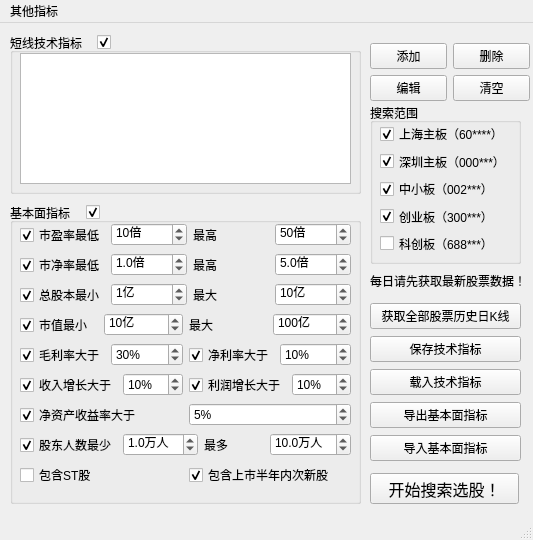
The window that QtDesign/StockFinder.ui (victor647/QuantumStockTrade) describes before a commit, drawn with Qt 5.
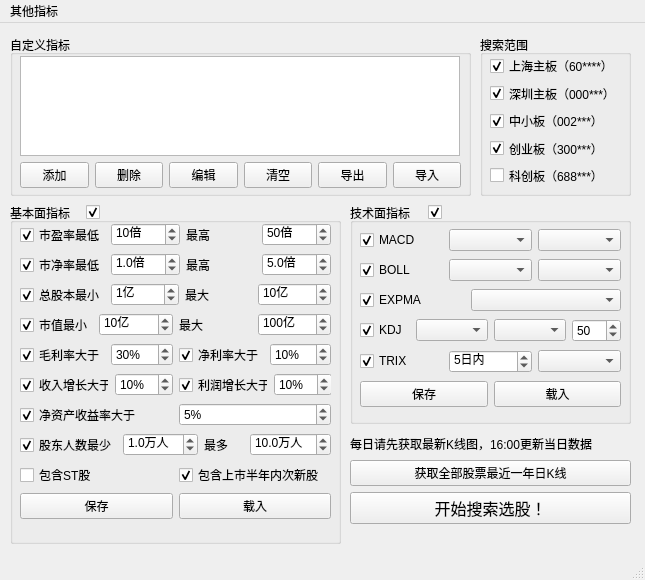
The same window after the commit.

Commit message: 增加技术指标

Diff of the .ui file:
```diff
--- a/QtDesign/StockFinder.ui
+++ b/QtDesign/StockFinder.ui
@@ -6,8 +6,8 @@
    <rect>
     <x>0</x>
     <y>0</y>
-    <width>533</width>
-    <height>540</height>
+    <width>645</width>
+    <height>580</height>
    </rect>
   </property>
   <property name="windowTitle">
@@ -17,8 +17,8 @@
    <widget class="QGroupBox" name="grpSearchRange">
     <property name="geometry">
      <rect>
-      <x>370</x>
-      <y>80</y>
+      <x>480</x>
+      <y>12</y>
       <width>151</width>
       <height>161</height>
      </rect>
@@ -131,15 +131,15 @@
      </layout>
     </widget>
    </widget>
-   <widget class="QGroupBox" name="grpTechnicalIndex">
+   <widget class="QGroupBox" name="grpCustomCriterias">
     <property name="enabled">
      <bool>true</bool>
     </property>
     <property name="geometry">
      <rect>
       <x>10</x>
-      <y>10</y>
-      <width>351</width>
+      <y>12</y>
+      <width>461</width>
       <height>161</height>
      </rect>
     </property>
@@ -150,26 +150,92 @@
      </font>
     </property>
     <property name="title">
-     <string>短线技术指标</string>
+     <string>自定义指标</string>
     </property>
     <widget class="QListWidget" name="lstCriteriaItems">
      <property name="geometry">
       <rect>
        <x>10</x>
-       <y>20</y>
-       <width>331</width>
-       <height>131</height>
+       <y>21</y>
+       <width>440</width>
+       <height>100</height>
       </rect>
      </property>
     </widget>
+    <widget class="QWidget" name="layoutWidget">
+     <property name="geometry">
+      <rect>
+       <x>10</x>
+       <y>127</y>
+       <width>441</width>
+       <height>27</height>
+      </rect>
+     </property>
+     <layout class="QHBoxLayout" name="horizontalLayout">
+      <item>
+       <widget class="QPushButton" name="btnAddCriteria">
+        <property name="text">
+         <string>添加</string>
+        </property>
+       </widget>
+      </item>
+      <item>
+       <widget class="QPushButton" name="btnRemoveCriteria">
+        <property name="text">
+         <string>删除</string>
+        </property>
+       </widget>
+      </item>
+      <item>
+       <widget class="QPushButton" name="btnEditCriteria">
+        <property name="text">
+         <string>编辑</string>
+        </property>
+       </widget>
+      </item>
+      <item>
+       <widget class="QPushButton" name="btnResetCriteria">
+        <property name="text">
+         <string>清空</string>
+        </property>
+       </widget>
+      </item>
+      <item>
+       <widget class="QPushButton" name="btnExportCustomConfig">
+        <property name="font">
+         <font>
+          <family>Microsoft YaHei UI</family>
+          <pointsize>9</pointsize>
+         </font>
+        </property>
+        <property name="text">
+         <string>导出</string>
+        </property>
+       </widget>
+      </item>
+      <item>
+       <widget class="QPushButton" name="btnImportCustomConfig">
+        <property name="font">
+         <font>
+          <family>Microsoft YaHei UI</family>
+          <pointsize>9</pointsize>
+         </font>
+        </property>
+        <property name="text">
+         <string>导入</string>
+        </property>
+       </widget>
+      </item>
+     </layout>
+    </widget>
    </widget>
-   <widget class="QGroupBox" name="grpCompanyInfo">
+   <widget class="QGroupBox" name="grpBasicCriterias">
     <property name="geometry">
      <rect>
       <x>10</x>
       <y>180</y>
-      <width>351</width>
-      <height>301</height>
+      <width>331</width>
+      <height>341</height>
      </rect>
     </property>
     <property name="font">
@@ -186,8 +252,8 @@
       <rect>
        <x>10</x>
        <y>20</y>
-       <width>331</width>
-       <height>273</height>
+       <width>311</width>
+       <height>306</height>
       </rect>
      </property>
      <property name="font">
@@ -816,63 +882,311 @@
         </item>
        </layout>
       </item>
+      <item>
+       <layout class="QHBoxLayout" name="horizontalLayout_16">
+        <item>
+         <widget class="QPushButton" name="btnExportBasicConfig">
+          <property name="font">
+           <font>
+            <family>Microsoft YaHei UI</family>
+            <pointsize>9</pointsize>
+           </font>
+          </property>
+          <property name="text">
+           <string>保存</string>
+          </property>
+         </widget>
+        </item>
+        <item>
+         <widget class="QPushButton" name="btnImportBasicConfig">
+          <property name="font">
+           <font>
+            <family>Microsoft YaHei UI</family>
+            <pointsize>9</pointsize>
+           </font>
+          </property>
+          <property name="text">
+           <string>载入</string>
+          </property>
+         </widget>
+        </item>
+       </layout>
+      </item>
      </layout>
     </widget>
+    <widget class="QCheckBox" name="cbxBasicCriteriasEnabled">
+     <property name="geometry">
+      <rect>
+       <x>76</x>
+       <y>1</y>
+       <width>21</width>
+       <height>16</height>
+      </rect>
+     </property>
+     <property name="font">
+      <font>
+       <family>Microsoft YaHei UI</family>
+       <pointsize>9</pointsize>
+      </font>
+     </property>
+     <property name="text">
+      <string/>
+     </property>
+     <property name="checked">
+      <bool>true</bool>
+     </property>
+    </widget>
    </widget>
-   <widget class="QCheckBox" name="cbxTechnicalIndexEnabled">
+   <widget class="QGroupBox" name="grpTechnicalCriterias">
     <property name="geometry">
      <rect>
-      <x>97</x>
-      <y>11</y>
-      <width>21</width>
-      <height>16</height>
+      <x>350</x>
+      <y>180</y>
+      <width>281</width>
+      <height>221</height>
      </rect>
     </property>
     <property name="font">
      <font>
       <family>Microsoft YaHei UI</family>
-      <pointsize>9</pointsize>
      </font>
     </property>
-    <property name="text">
-     <string/>
+    <property name="title">
+     <string>技术面指标</string>
     </property>
-    <property name="checked">
-     <bool>true</bool>
-    </property>
+    <widget class="QWidget" name="">
+     <property name="geometry">
+      <rect>
+       <x>10</x>
+       <y>24</y>
+       <width>261</width>
+       <height>184</height>
+      </rect>
+     </property>
+     <layout class="QVBoxLayout" name="verticalLayout_4">
+      <item>
+       <layout class="QHBoxLayout" name="horizontalLayout_11">
+        <item>
+         <widget class="QCheckBox" name="cbxMacdEnabled">
+          <property name="text">
+           <string>MACD</string>
+          </property>
+          <property name="checked">
+           <bool>true</bool>
+          </property>
+         </widget>
+        </item>
+        <item>
+         <widget class="QComboBox" name="cbbMacdPosition"/>
+        </item>
+        <item>
+         <widget class="QComboBox" name="cbbMacdBehaviour"/>
+        </item>
+       </layout>
+      </item>
+      <item>
+       <layout class="QHBoxLayout" name="horizontalLayout_12">
+        <item>
+         <widget class="QCheckBox" name="cbxBollEnabled">
+          <property name="text">
+           <string>BOLL</string>
+          </property>
+          <property name="checked">
+           <bool>true</bool>
+          </property>
+         </widget>
+        </item>
+        <item>
+         <widget class="QComboBox" name="cbbBollBehaviour"/>
+        </item>
+        <item>
+         <widget class="QComboBox" name="cbbBollTrack"/>
+        </item>
+       </layout>
+      </item>
+      <item>
+       <layout class="QHBoxLayout" name="horizontalLayout_13">
+        <item>
+         <widget class="QCheckBox" name="cbxExpmaEnabled">
+          <property name="text">
+           <string>EXPMA</string>
+          </property>
+          <property name="checked">
+           <bool>true</bool>
+          </property>
+         </widget>
+        </item>
+        <item>
+         <widget class="QComboBox" name="cbbExpmaBehaviour">
+          <property name="minimumSize">
+           <size>
+            <width>150</width>
+            <height>0</height>
+           </size>
+          </property>
+         </widget>
+        </item>
+       </layout>
+      </item>
+      <item>
+       <layout class="QHBoxLayout" name="horizontalLayout_14">
+        <item>
+         <widget class="QCheckBox" name="cbxKdjEnabled">
+          <property name="text">
+           <string>KDJ</string>
+          </property>
+          <property name="checked">
+           <bool>true</bool>
+          </property>
+         </widget>
+        </item>
+        <item>
+         <widget class="QComboBox" name="cbbKdjItem"/>
+        </item>
+        <item>
+         <widget class="QComboBox" name="cbbKdjBehaviour"/>
+        </item>
+        <item>
+         <widget class="QSpinBox" name="spbKdjThreshold">
+          <property name="font">
+           <font>
+            <family>Microsoft YaHei UI</family>
+            <pointsize>9</pointsize>
+           </font>
+          </property>
+          <property name="suffix">
+           <string/>
+          </property>
+          <property name="minimum">
+           <number>0</number>
+          </property>
+          <property name="maximum">
+           <number>100</number>
+          </property>
+          <property name="value">
+           <number>50</number>
+          </property>
+         </widget>
+        </item>
+       </layout>
+      </item>
+      <item>
+       <layout class="QHBoxLayout" name="horizontalLayout_15">
+        <item>
+         <widget class="QCheckBox" name="cbxTrixEnabled">
+          <property name="text">
+           <string>TRIX</string>
+          </property>
+          <property name="checked">
+           <bool>true</bool>
+          </property>
+         </widget>
+        </item>
+        <item>
+         <widget class="QSpinBox" name="spbTrixPeriod">
+          <property name="font">
+           <font>
+            <family>Microsoft YaHei UI</family>
+            <pointsize>9</pointsize>
+           </font>
+          </property>
+          <property name="suffix">
+           <string>日内</string>
+          </property>
+          <property name="minimum">
+           <number>1</number>
+          </property>
+          <property name="maximum">
+           <number>10</number>
+          </property>
+          <property name="value">
+           <number>5</number>
+          </property>
+         </widget>
+        </item>
+        <item>
+         <widget class="QComboBox" name="cbbTrixBehaviour"/>
+        </item>
+       </layout>
+      </item>
+      <item>
+       <layout class="QHBoxLayout" name="horizontalLayout_17">
+        <item>
+         <widget class="QPushButton" name="btnExportTechnicalConfig">
+          <property name="font">
+           <font>
+            <family>Microsoft YaHei UI</family>
+            <pointsize>9</pointsize>
+           </font>
+          </property>
+          <property name="text">
+           <string>保存</string>
+          </property>
+         </widget>
+        </item>
+        <item>
+         <widget class="QPushButton" name="btnImportTechnicalConfig">
+          <property name="font">
+           <font>
+            <family>Microsoft YaHei UI</family>
+            <pointsize>9</pointsize>
+           </font>
+          </property>
+          <property name="text">
+           <string>载入</string>
+          </property>
+         </widget>
+        </item>
+       </layout>
+      </item>
+     </layout>
+    </widget>
+    <widget class="QCheckBox" name="cbxTechnicalCriteriasEnabled">
+     <property name="geometry">
+      <rect>
+       <x>78</x>
+       <y>1</y>
+       <width>21</width>
+       <height>16</height>
+      </rect>
+     </property>
+     <property name="font">
+      <font>
+       <family>Microsoft YaHei UI</family>
+       <pointsize>9</pointsize>
+      </font>
+     </property>
+     <property name="text">
+      <string/>
+     </property>
+     <property name="checked">
+      <bool>true</bool>
+     </property>
+    </widget>
    </widget>
-   <widget class="QCheckBox" name="cbxCompanyInfoEnabled">
+   <widget class="QWidget" name="">
     <property name="geometry">
      <rect>
-      <x>86</x>
-      <y>181</y>
-      <width>21</width>
-      <height>16</height>
-     </rect>
-    </property>
-    <property name="font">
-     <font>
-      <family>Microsoft YaHei UI</family>
-      <pointsize>9</pointsize>
-     </font>
-    </property>
-    <property name="text">
-     <string/>
-    </property>
-    <property name="checked">
-     <bool>true</bool>
-    </property>
-   </widget>
-   <widget class="QWidget" name="layoutWidget">
-    <property name="geometry">
-     <rect>
-      <x>370</x>
-      <y>279</y>
-      <width>151</width>
-      <height>161</height>
+      <x>350</x>
+      <y>410</y>
+      <width>281</width>
+      <height>91</height>
      </rect>
     </property>
     <layout class="QVBoxLayout" name="verticalLayout">
+     <item>
+      <widget class="QLabel" name="lblGetStockReminder">
+       <property name="font">
+        <font>
+         <family>Microsoft YaHei UI</family>
+         <pointsize>9</pointsize>
+        </font>
+       </property>
+       <property name="text">
+        <string>每日请先获取最新K线图，16:00更新当日数据</string>
+       </property>
+      </widget>
+     </item>
      <item>
       <widget class="QPushButton" name="btnGetAllStockData">
        <property name="font">
@@ -882,147 +1196,22 @@
         </font>
        </property>
        <property name="text">
-        <string>获取全部股票历史日K线</string>
+        <string>获取全部股票最近一年日K线</string>
        </property>
       </widget>
      </item>
      <item>
-      <widget class="QPushButton" name="btnSaveTechnicalConfig">
+      <widget class="QPushButton" name="btnStartSearch">
        <property name="font">
         <font>
          <family>Microsoft YaHei UI</family>
-         <pointsize>9</pointsize>
+         <pointsize>12</pointsize>
         </font>
        </property>
        <property name="text">
-        <string>保存技术指标</string>
+        <string>开始搜索选股！</string>
        </property>
       </widget>
-     </item>
-     <item>
-      <widget class="QPushButton" name="btnLoadTechnicalConfig">
-       <property name="font">
-        <font>
-         <family>Microsoft YaHei UI</family>
-         <pointsize>9</pointsize>
-        </font>
-       </property>
-       <property name="text">
-        <string>载入技术指标</string>
-       </property>
-      </widget>
-     </item>
-     <item>
-      <widget class="QPushButton" name="btnSaveCompanyConfig">
-       <property name="font">
-        <font>
-         <family>Microsoft YaHei UI</family>
-         <pointsize>9</pointsize>
-        </font>
-       </property>
-       <property name="text">
-        <string>导出基本面指标</string>
-       </property>
-      </widget>
-     </item>
-     <item>
-      <widget class="QPushButton" name="btnLoadCompanyConfig">
-       <property name="font">
-        <font>
-         <family>Microsoft YaHei UI</family>
-         <pointsize>9</pointsize>
-        </font>
-       </property>
-       <property name="text">
-        <string>导入基本面指标</string>
-       </property>
-      </widget>
-     </item>
-    </layout>
-   </widget>
-   <widget class="QLabel" name="lblGetStockReminder">
-    <property name="geometry">
-     <rect>
-      <x>370</x>
-      <y>250</y>
-      <width>151</width>
-      <height>16</height>
-     </rect>
-    </property>
-    <property name="font">
-     <font>
-      <family>Microsoft YaHei UI</family>
-      <pointsize>9</pointsize>
-     </font>
-    </property>
-    <property name="text">
-     <string>每日请先获取最新股票数据！</string>
-    </property>
-   </widget>
-   <widget class="QPushButton" name="btnStartSearch">
-    <property name="geometry">
-     <rect>
-      <x>370</x>
-      <y>450</y>
-      <width>149</width>
-      <height>31</height>
-     </rect>
-    </property>
-    <property name="font">
-     <font>
-      <family>Microsoft YaHei UI</family>
-      <pointsize>12</pointsize>
-     </font>
-    </property>
-    <property name="text">
-     <string>开始搜索选股！</string>
-    </property>
-   </widget>
-   <widget class="QWidget" name="layoutWidget">
-    <property name="geometry">
-     <rect>
-      <x>370</x>
-      <y>20</y>
-      <width>160</width>
-      <height>58</height>
-     </rect>
-    </property>
-    <layout class="QVBoxLayout" name="verticalLayout_4">
-     <item>
-      <layout class="QHBoxLayout" name="horizontalLayout_12">
-       <item>
-        <widget class="QPushButton" name="btnAddCriteria">
-         <property name="text">
-          <string>添加</string>
-         </property>
-        </widget>
-       </item>
-       <item>
-        <widget class="QPushButton" name="btnRemoveCriteria">
-         <property name="text">
-          <string>删除</string>
-         </property>
-        </widget>
-       </item>
-      </layout>
-     </item>
-     <item>
-      <layout class="QHBoxLayout" name="horizontalLayout_11">
-       <item>
-        <widget class="QPushButton" name="btnEditCriteria">
-         <property name="text">
-          <string>编辑</string>
-         </property>
-        </widget>
-       </item>
-       <item>
-        <widget class="QPushButton" name="btnResetCriteria">
-         <property name="text">
-          <string>清空</string>
-         </property>
-        </widget>
-       </item>
-      </layout>
      </item>
     </layout>
    </widget>
@@ -1032,7 +1221,7 @@
     <rect>
      <x>0</x>
      <y>0</y>
-     <width>533</width>
+     <width>645</width>
      <height>23</height>
     </rect>
    </property>
```
Left out of the diff: 356 changed lines with no effect on the pictures. The commit also changes 10 other files.
